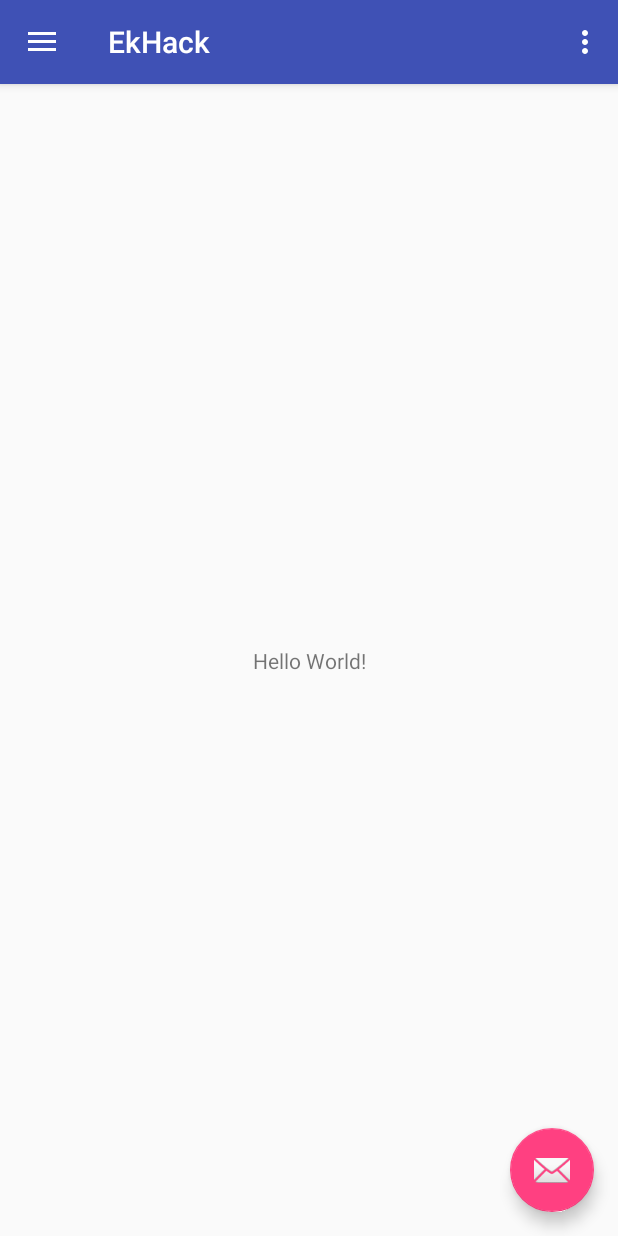
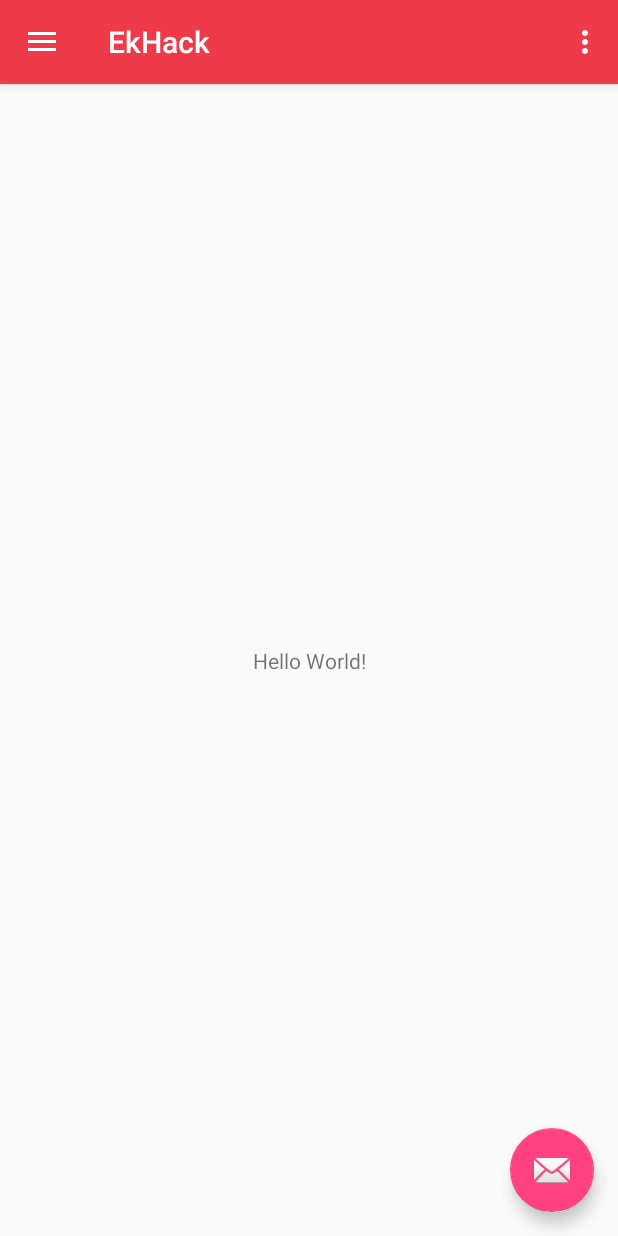
Before and after one commit to Lavhe/eHPlus, an Android app: the screen it shows after launch (MainActivity), on a phone screen of 412 x 824 dp. Run offline under Robolectric (Android 15) with nearby library versions, the phone set to English and light mode, and no system bars.

Commit message:
Nav menu

```diff
--- a/ehPlus_AndroidApp/app/build.gradle
+++ b/ehPlus_AndroidApp/app/build.gradle
@@ -27,5 +27,6 @@ dependencies {
     compile 'com.android.support:appcompat-v7:26.+'
     compile 'com.android.support:design:26.+'
     compile 'com.android.support.constraint:constraint-layout:1.0.2'
+    compile 'de.hdodenhof:circleimageview:2.1.0'
     testCompile 'junit:junit:4.12'
 }
--- a/ehPlus_AndroidApp/app/src/main/java/com/example/sivhabu/ekhack/MainActivity.java
+++ b/ehPlus_AndroidApp/app/src/main/java/com/example/sivhabu/ekhack/MainActivity.java
@@ -80,19 +80,32 @@ public class MainActivity extends AppCompatActivity
         // Handle navigation view item clicks here.
         int id = item.getItemId();
 
-        if (id == R.id.nav_camera) {
+        if (id == R.id.nav_near_hospitals) {
             // Handle the camera action
-        } else if (id == R.id.nav_gallery) {
+        } else if (id == R.id.nav_near_ambulance) {
 
-        } else if (id == R.id.nav_slideshow) {
+        } else if (id == R.id.nav_qr_scanner) {
 
-        } else if (id == R.id.nav_manage) {
+        } else if (id == R.id.nav_previous_medical_info) {
 
-        } else if (id == R.id.nav_share) {
+        } else if (id == R.id.nav_view_profile) {
 
-        } else if (id == R.id.nav_send) {
+        } else if (id == R.id.nav_book_appointment) {
 
         }
+        else if (id == R.id.nav_track_ambulance) {
+
+        }
+        else if (id == R.id.nav_indoor_navigation) {
+
+        }
+        else if (id == R.id.ic_person_black_24dp) {
+
+        }
+        else if (id == R.id.ic_power_settings_new_black_24dp) {
+
+        }
+
 
         DrawerLayout drawer = (DrawerLayout) findViewById(R.id.drawer_layout);
         drawer.closeDrawer(GravityCompat.START);
--- /dev/null
+++ b/ehPlus_AndroidApp/app/src/main/res/drawable/ic_location_searching_black_24dp.xml
@@ -0,0 +1,9 @@
+<vector xmlns:android="http://schemas.android.com/apk/res/android"
+        android:width="24dp"
+        android:height="24dp"
+        android:viewportWidth="24.0"
+        android:viewportHeight="24.0">
+    <path
+        android:fillColor="#FF000000"
+        android:pathData="M20.94,11c-0.46,-4.17 -3.77,-7.48 -7.94,-7.94V1h-2v2.06C6.83,3.52 3.52,6.83 3.06,11H1v2h2.06c0.46,4.17 3.77,7.48 7.94,7.94V23h2v-2.06c4.17,-0.46 7.48,-3.77 7.94,-7.94H23v-2h-2.06zM12,19c-3.87,0 -7,-3.13 -7,-7s3.13,-7 7,-7 7,3.13 7,7 -3.13,7 -7,7z"/>
+</vector>
--- /dev/null
+++ b/ehPlus_AndroidApp/app/src/main/res/drawable/ic_power_settings_new_black_24dp.xml
@@ -0,0 +1,9 @@
+<vector xmlns:android="http://schemas.android.com/apk/res/android"
+        android:width="24dp"
+        android:height="24dp"
+        android:viewportWidth="24.0"
+        android:viewportHeight="24.0">
+    <path
+        android:fillColor="#FF000000"
+        android:pathData="M13,3h-2v10h2L13,3zM17.83,5.17l-1.42,1.42C17.99,7.86 19,9.81 19,12c0,3.87 -3.13,7 -7,7s-7,-3.13 -7,-7c0,-2.19 1.01,-4.14 2.58,-5.42L6.17,5.17C4.23,6.82 3,9.26 3,12c0,4.97 4.03,9 9,9s9,-4.03 9,-9c0,-2.74 -1.23,-5.18 -3.17,-6.83z"/>
+</vector>
--- a/ehPlus_AndroidApp/app/src/main/res/menu/activity_main_drawer.xml
+++ b/ehPlus_AndroidApp/app/src/main/res/menu/activity_main_drawer.xml
@@ -3,24 +3,63 @@
 
     <group android:checkableBehavior="single">
         <item
-            android:id="@+id/nav_camera"
-            android:icon="@drawable/ic_menu_camera"
-            android:title="Import" />
+            android:id="@+id/nav_near_hospitals"
+            android:icon="@drawable/ic_local_hospital_black_24dp"
+            android:title="Nearby Hospitals" />
         <item
-            android:id="@+id/nav_gallery"
-            android:icon="@drawable/ic_menu_gallery"
-            android:title="Gallery" />
+            android:id="@+id/nav_near_ambulance"
+            android:icon="@drawable/ic_airport_shuttle_black_24dp"
+            android:title="Nearby Ambulance" />
         <item
-            android:id="@+id/nav_slideshow"
-            android:icon="@drawable/ic_menu_slideshow"
-            android:title="Slideshow" />
+            android:id="@+id/nav_qr_scanner"
+            android:icon="@drawable/ic_search_black_24dp"
+            android:title="Patient Info" />
         <item
-            android:id="@+id/nav_manage"
-            android:icon="@drawable/ic_menu_manage"
-            android:title="Tools" />
+            android:id="@+id/nav_previous_medical_info"
+            android:icon="@drawable/ic_event_seat_black_24dp"
+            android:title="Previous Medical Information" />
+
+
+        <item
+            android:id="@+id/nav_view_profile"
+            android:icon="@drawable/ic_person_black_24dp"
+            android:title="View Profile" />
+
+
+        <item
+            android:id="@+id/nav_book_appointment"
+            android:icon="@drawable/ic_event_seat_black_24dp"
+            android:title="Book Appointment" />
+
+        <item
+            android:id="@+id/nav_track_ambulance"
+            android:icon="@drawable/ic_location_searching_black_24dp"
+            android:title="Track Ambulance" />
+
+        <item
+            android:id="@+id/nav_indoor_navigation"
+            android:icon="@drawable/ic_navigation_black_24dp"
+            android:title="Indoor Navigation" />
+
+        <item
+            android:id="@+id/nav_feedback"
+            android:icon="@drawable/ic_insert_comment_black_24dp"
+            android:title="Feedback" />
+
+        <item
+            android:id="@+id/nav_login"
+            android:icon="@drawable/ic_person_black_24dp"
+            android:title="Logout" />
+
+        <item
+            android:id="@+id/nav_logout"
+            android:icon="@drawable/ic_power_settings_new_black_24dp"
+            android:title="Logout" />
+
+
     </group>
 
-    <item android:title="Communicate">
+  <!--  <item android:title="Communicate">
         <menu>
             <item
                 android:id="@+id/nav_share"
@@ -31,6 +70,6 @@
                 android:icon="@drawable/ic_menu_send"
                 android:title="Send" />
         </menu>
-    </item>
+    </item>-->
 
 </menu>
--- a/ehPlus_AndroidApp/app/src/main/res/values/colors.xml
+++ b/ehPlus_AndroidApp/app/src/main/res/values/colors.xml
@@ -1,6 +1,6 @@
 <?xml version="1.0" encoding="utf-8"?>
 <resources>
-    <color name="colorPrimary">#3F51B5</color>
+    <color name="colorPrimary">#ef3a4a</color>
     <color name="colorPrimaryDark">#303F9F</color>
     <color name="colorAccent">#FF4081</color>
 </resources>
```
Also changed, not shown: ehPlus_AndroidApp/app/src/main/res/layout/nav_header_main.xml (+18 -19 lines), ehPlus_AndroidApp/app/src/main/res/drawable-nodpi/logo_red.png (added), ehPlus_AndroidApp/app/src/main/res/drawable-nodpi/logo_white.png (added), ehPlus_AndroidApp/app/src/main/res/mipmap-hdpi/ic_launcher.png, ehPlus_AndroidApp/app/src/main/res/mipmap-mdpi/ic_launcher.png, ehPlus_AndroidApp/app/src/main/res/mipmap-xhdpi/ic_launcher.png, ehPlus_AndroidApp/app/src/main/res/mipmap-xxhdpi/ic_launcher.png, ehPlus_AndroidApp/app/src/main/res/mipmap-xxxhdpi/ic_launcher.png.
